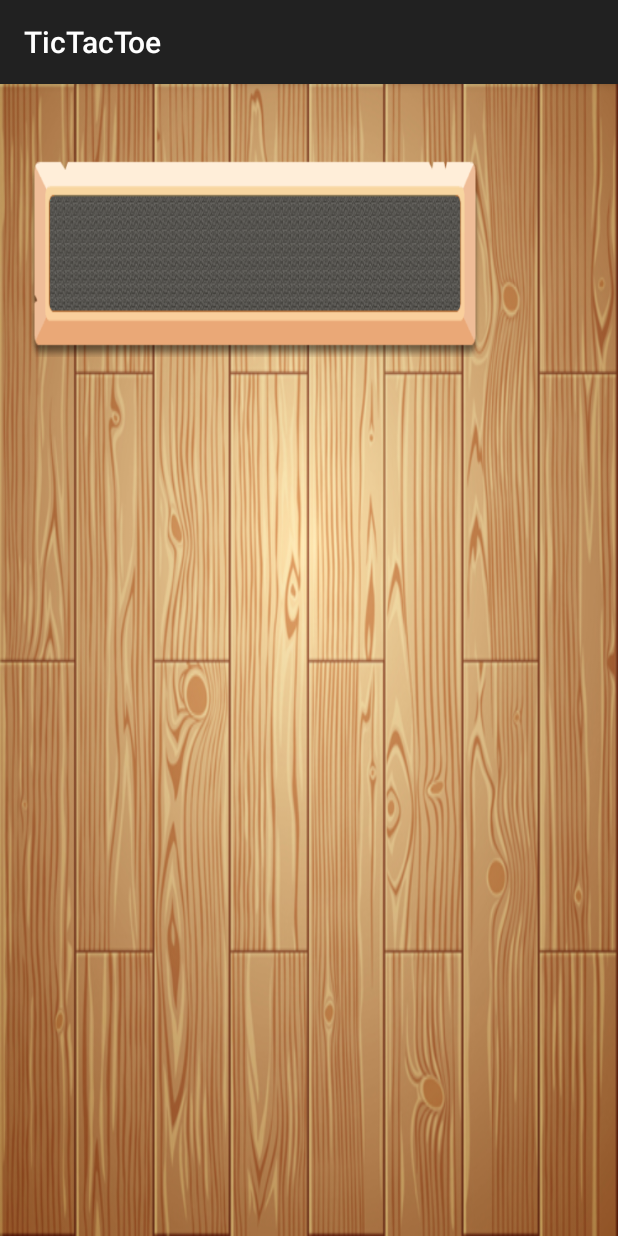
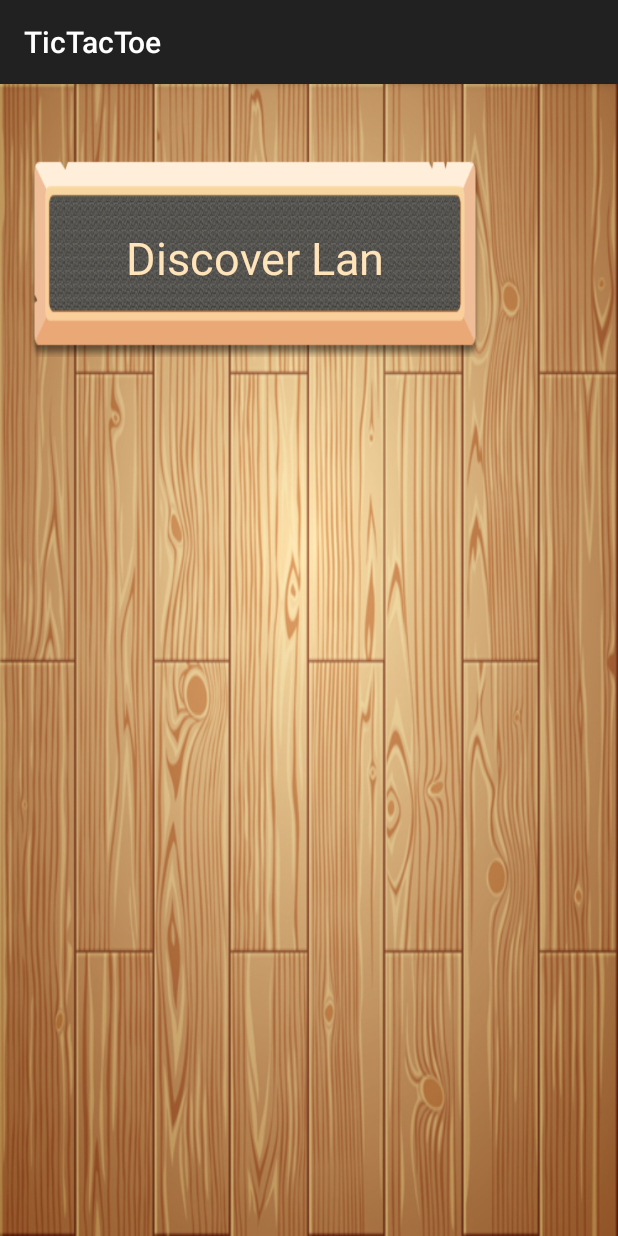
Before and after one commit to momentamimy/XOtictactoe, an Android app: the MainActivity screen opened directly, with no data from a screen before it, on a phone screen of 412 x 824 dp. Run offline under Robolectric (Android 15) with nearby library versions, the phone set to English and light mode, and no system bars; libraries missing offline, so code that uses them is left out: br.com.bloder.

Commit message:
initial commit

```diff
--- a/app/src/main/res/layout/activity_main.xml
+++ b/app/src/main/res/layout/activity_main.xml
@@ -14,6 +14,10 @@
         android:layout_marginLeft="20dp"
         android:layout_width="300dp"
         android:layout_height="wrap_content"
+        android:text="Discover Lan"
+        android:textSize="30dp"
+        android:textColor="#FFE3B9"
+        android:gravity="center"
         android:background="@drawable/button"
         android:onClick="play"
         />
--- a/app/src/main/res/mipmap-anydpi-v26/ic_launcher.xml
+++ /dev/null
@@ -1,5 +0,0 @@
-<?xml version="1.0" encoding="utf-8"?>
-<adaptive-icon xmlns:android="http://schemas.android.com/apk/res/android">
-    <background android:drawable="@drawable/ic_launcher_background" />
-    <foreground android:drawable="@drawable/ic_launcher_foreground" />
-</adaptive-icon>
--- a/app/src/main/res/mipmap-anydpi-v26/ic_launcher_round.xml
+++ /dev/null
@@ -1,5 +0,0 @@
-<?xml version="1.0" encoding="utf-8"?>
-<adaptive-icon xmlns:android="http://schemas.android.com/apk/res/android">
-    <background android:drawable="@drawable/ic_launcher_background" />
-    <foreground android:drawable="@drawable/ic_launcher_foreground" />
-</adaptive-icon>
```
Also changed, not shown: app/src/main/java/com/example/eltamimy/tictactoe/StartActivity.java (+13 -0 lines), app/src/main/res/mipmap-hdpi/ic_launcher.png, app/src/main/res/mipmap-hdpi/ic_launcher_round.png, app/src/main/res/mipmap-mdpi/ic_launcher.png, app/src/main/res/mipmap-mdpi/ic_launcher_round.png, app/src/main/res/mipmap-xhdpi/ic_launcher.png, app/src/main/res/mipmap-xhdpi/ic_launcher_round.png, app/src/main/res/mipmap-xxhdpi/ic_launcher.png, app/src/main/res/mipmap-xxhdpi/ic_launcher_round.png, app/src/main/res/mipmap-xxxhdpi/ic_launcher.png, app/src/main/res/mipmap-xxxhdpi/ic_launcher_round.png.
